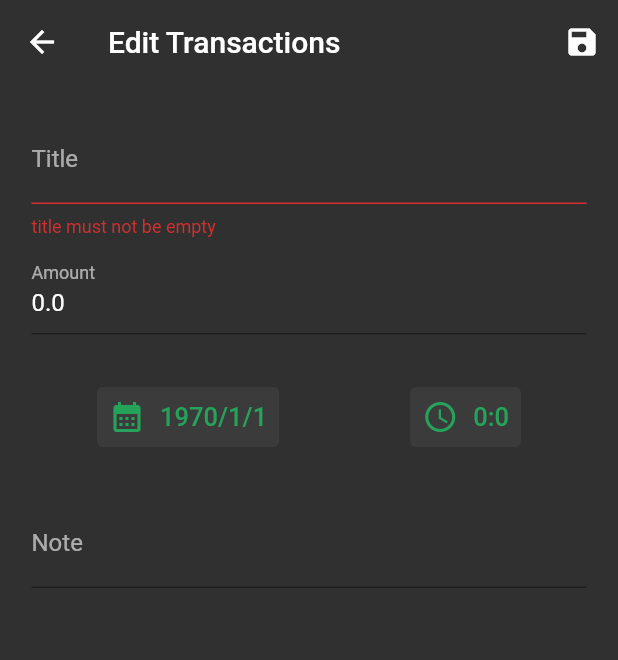
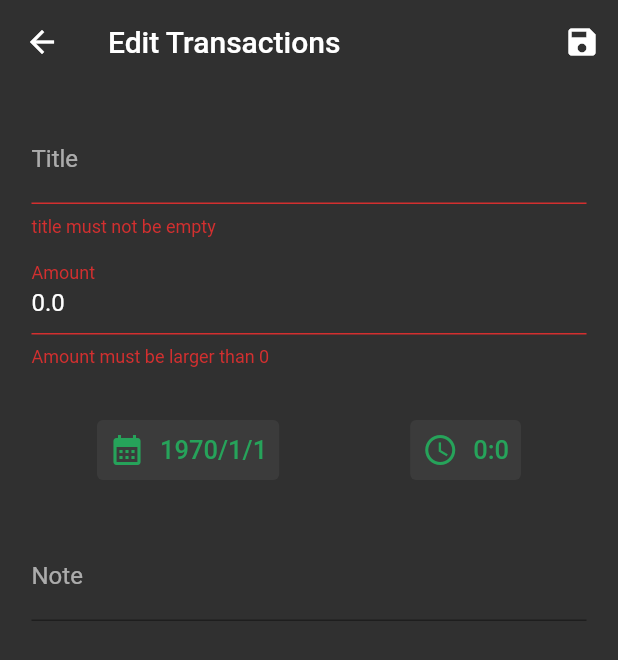
Before and after one commit to tarithj/cash_leaf, a Flutter app: the EditTransactionPage screen opened directly with empty values, after a tap on the "save" icon, on a phone screen of 412 x 824 dp. Shown: the top 660 px of the screen. Run offline on Flutter 3.47's test engine with Material 2 defaults, Android fonts, the phone set to English and light mode, and no system bars; our stand-ins replace device_preview, google_fonts, objectbox, shared_preferences, timeago; accounts and stored records are empty; generated files the repository leaves out were written again.

Commit message:
added validator for amounts under or equals to 0 in TransactionEditor

```diff
--- a/lib/components/transaction_editor.dart
+++ b/lib/components/transaction_editor.dart
@@ -85,6 +85,8 @@ class _TransactionEditorState extends State<TransactionEditor> {
                 validator: (text) {
                   if (text == null || text.isEmpty) {
                     return "Please enter an amount";
+                  } else if (double.parse(text) <= 0) {
+                    return "Amount must be larger than 0";
                   }
                 },
                 decoration: const InputDecoration(
```
